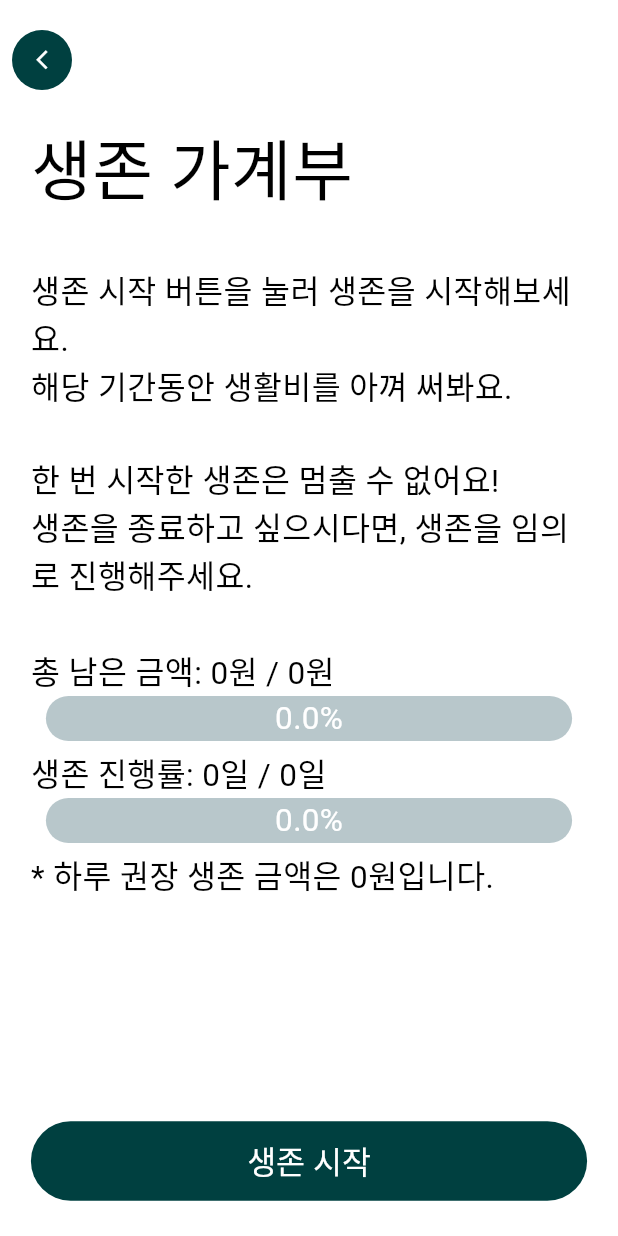
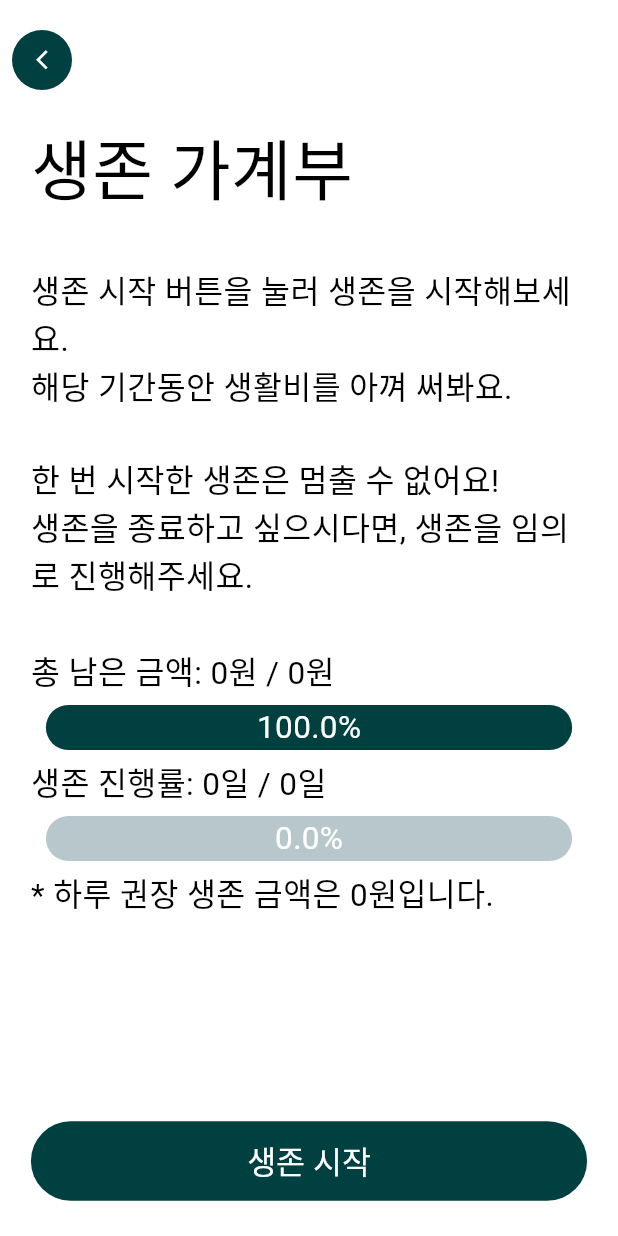
Before and after one commit to lepenseur-kjh/dkvjeh-flutter, a Flutter app: the BudgetPage screen opened directly, on a phone screen of 412 x 824 dp. Run offline on Flutter 3.47's test engine with Material 3 defaults, Android fonts, the phone set to English and light mode, and no system bars; drawn by our look-alikes of percent_indicator; our stand-ins replace cloud_firestore, dartz, firebase_auth, firebase_core, firebase_messaging, flutter_bloc and 9 more; missing offline and left inert: kakao_flutter_sdk_user; accounts and stored records are empty; generated files the repository leaves out were written again; Roboto replaces fonts that are missing (EastSeaDokdo).

Commit message:
Feat: 생존 생존 시작

```diff
--- a/lib/domain/budget/entities/budget.dart
+++ b/lib/domain/budget/entities/budget.dart
@@ -1,3 +1,5 @@
+import 'package:shared_preferences/shared_preferences.dart';
+
 enum BudgetStatus {
   pending,
   starting,
@@ -27,17 +29,40 @@ class BudgetEntity {
     required this.budgetStatus,
   });
 
-  factory BudgetEntity.initialize() {
-    // TODO: SharedPreference 사용
-    return const BudgetEntity(
-      livingDays: 0,
-      passedDays: 0,
-      remainDaysPercent: 0.0,
-      livingBudget: 0,
-      usedBudget: 0,
-      recommendedDailyBudget: 0,
-      remainBudgetPercent: 0.0,
-      budgetStatus: BudgetStatus.pending,
+  static Future<BudgetEntity> initialize() async {
+    final prefs = await SharedPreferences.getInstance();
+
+    int livingDays = prefs.getInt("livingDays") ?? 0;
+    int passedDays = prefs.getInt("passedDays") ?? 0;
+    int livingBudget = prefs.getInt("livingBudget") ?? 0;
+    int usedBudget = prefs.getInt("usedBudget") ?? 0;
+    String budgetStatus = prefs.getString("budgetStatus") ?? "";
+
+    int recommendedDailyBudget = 0;
+    if (livingDays != 0 && livingBudget != 0) {
+      recommendedDailyBudget = livingBudget ~/ livingDays;
+    }
+    double remainDaysPercent = 0.0;
+    if (livingDays != 0 && passedDays != 0) {
+      remainDaysPercent =
+          double.parse((passedDays / livingDays).toStringAsFixed(2));
+    }
+    double remainBudgetPercent = 0.0;
+    if (livingBudget != 0 && usedBudget != 0) {
+      remainBudgetPercent =
+          double.parse((usedBudget / livingBudget).toStringAsFixed(2));
+    }
+
+    return BudgetEntity(
+      livingDays: livingDays,
+      passedDays: passedDays,
+      remainDaysPercent: remainDaysPercent,
+      livingBudget: livingBudget,
+      usedBudget: usedBudget,
+      recommendedDailyBudget: recommendedDailyBudget,
+      remainBudgetPercent: remainBudgetPercent,
+      budgetStatus:
+          budgetStatus == "" ? BudgetStatus.pending : BudgetStatus.starting,
     );
   }
 }
--- a/lib/domain/budget/repository/budget_repository.dart
+++ b/lib/domain/budget/repository/budget_repository.dart
@@ -0,0 +1,6 @@
+import 'package:dartz/dartz.dart';
+import 'package:dkejvh/data/budget/models/add_budget_command.dart';
+
+abstract class BudgetRepository {
+  Future<Either> addBudget(AddBudgetCommand command);
+}
--- a/lib/presentation/home/bloc/budget_display_cubit.dart
+++ b/lib/presentation/home/bloc/budget_display_cubit.dart
@@ -1,15 +1,11 @@
 import 'package:dkejvh/domain/budget/entities/budget.dart';
-import 'package:dkejvh/domain/schedule/entities/schedule.dart';
-import 'package:dkejvh/domain/schedule/usecases/remove_schedule.dart';
-import 'package:dkejvh/service_locator.dart';
 import 'package:flutter_bloc/flutter_bloc.dart';
 
 class BudgetDisplayCubit extends Cubit<BudgetEntity?> {
   BudgetDisplayCubit() : super(null);
 
-  BudgetEntity initial = BudgetEntity.initialize();
-
-  void displayBudget() {
+  Future<void> displayBudget() async {
+    final initial = await BudgetEntity.initialize();
     emit(initial);
   }
 
--- a/lib/presentation/home/pages/budget_page.dart
+++ b/lib/presentation/home/pages/budget_page.dart
@@ -22,7 +22,10 @@ class BudgetPage extends StatelessWidget {
             create: (context) => BudgetDisplayCubit()..displayBudget(),
             child: BlocBuilder<BudgetDisplayCubit, BudgetEntity?>(
               builder: (context, state) {
-                return _bugdetPage(context, false, state!);
+                if (state == null) {
+                  return const CircularProgressIndicator();
+                }
+                return _bugdetPage(context, false, state);
               },
             ),
           ),
@@ -79,9 +82,16 @@ class BudgetPage extends StatelessWidget {
           color: Colors.black,
         ),
       );
+    } else if (budget.budgetStatus == BudgetStatus.starting) {
+      return Text("거지 이미지");
+    } else if (budget.budgetStatus == BudgetStatus.inProgress) {
+      // TODO: 상태에 따른 이미지
+      return Text("덜 거지 이미지");
+    } else if (budget.budgetStatus == BudgetStatus.finishing) {
+      return Text("덜덜 거지 이미지");
     } else {
-      // TODO: 상태에 따른 이미지
-      return Container();
+      // BudgetStatus.completed
+      return Text("노예 탈출 이미지");
     }
   }
 
@@ -100,14 +110,15 @@ class BudgetPage extends StatelessWidget {
             color: Colors.black,
           ),
         ),
+        const SizedBox(height: 6),
         LinearPercentIndicator(
           width: MediaQuery.of(context).size.width * 0.90,
           animation: true,
           lineHeight: 30.0,
           animationDuration: 2500,
-          percent: budget.remainBudgetPercent * 100,
+          percent: 1 - budget.remainBudgetPercent,
           center: Text(
-            "${budget.remainBudgetPercent * 100}%",
+            "${(1 - budget.remainBudgetPercent) * 100}%",
             style: const TextStyle(
               fontSize: 21,
               color: Colors.white,
@@ -118,18 +129,19 @@ class BudgetPage extends StatelessWidget {
         ),
         const SizedBox(height: 6),
         Text(
-          "생존 진행률: ${budget.livingDays - budget.passedDays}일 / ${budget.livingDays}일",
+          "생존 진행률: ${budget.passedDays}일 / ${budget.livingDays}일",
           style: const TextStyle(
             fontSize: 21,
             color: Colors.black,
           ),
         ),
+        const SizedBox(height: 6),
         LinearPercentIndicator(
           width: MediaQuery.of(context).size.width * 0.90,
           animation: true,
           lineHeight: 30.0,
           animationDuration: 2500,
-          percent: budget.remainDaysPercent * 100,
+          percent: budget.remainDaysPercent,
           center: Text(
             "${budget.remainDaysPercent * 100}%",
             style: const TextStyle(
```
Also changed, not shown: lib/data/budget/models/add_budget_command.dart (added, +9 -0 lines), lib/data/budget/repository/budget_repository_impl.dart (added, +12 -0 lines), lib/data/budget/source/budget_local_service.dart (added, +24 -0 lines), lib/domain/budget/usecases/add_budget.dart (added, +12 -0 lines), lib/presentation/home/pages/add_budget_page.dart (+9 -2 lines), lib/service_locator.dart (+7 -0 lines).
